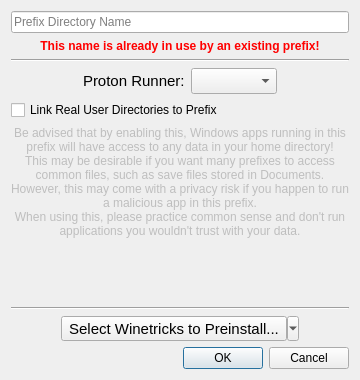
First picture: the form in src/nerowizard.ui, repository keenanweaver/Nero-umu, before the edit.
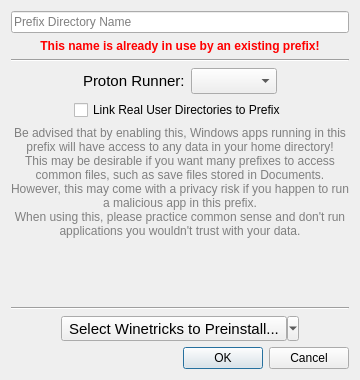
Second picture: the form after the edit. Icons and pictures are not drawn.

Diff of the .ui file:
```diff
--- a/src/nerowizard.ui
+++ b/src/nerowizard.ui
@@ -140,7 +140,7 @@
        </item>
       </layout>
      </item>
-     <item>
+     <item alignment="Qt::AlignCenter">
       <widget class="QCheckBox" name="symlinksCheckbox">
        <property name="sizePolicy">
         <sizepolicy hsizetype="Fixed" vsizetype="Fixed">
@@ -156,13 +156,16 @@
      <item>
       <widget class="QLabel" name="symlinkDisclaimer">
        <property name="enabled">
-        <bool>false</bool>
+        <bool>true</bool>
        </property>
        <property name="font">
         <font>
          <pointsize>9</pointsize>
         </font>
        </property>
+       <property name="styleSheet">
+        <string notr="true">color: gray</string>
+       </property>
        <property name="text">
         <string>Be advised that by enabling this, Windows apps running in this prefix will have access to any data in your home directory!
 This may be desirable if you want many prefixes to access common files, such as save files stored in Documents.
```
Left out of the diff: 32 changed lines with no effect on the pictures.
